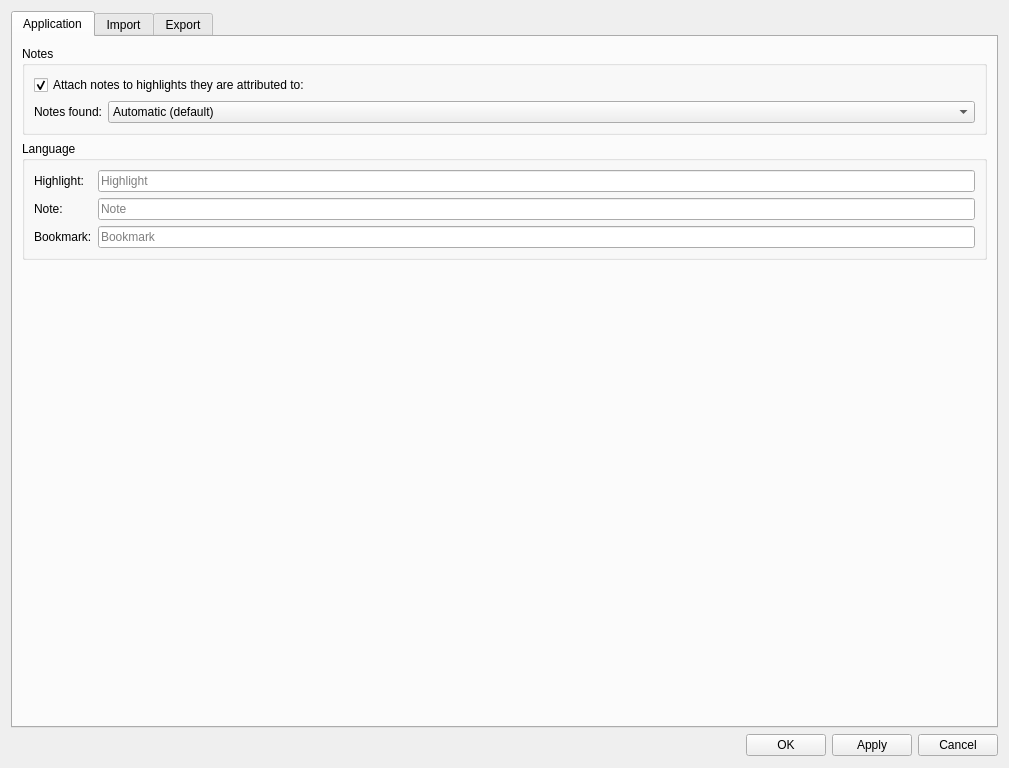
claytondaley/DaleyKlippings, file gui/settingsDialog.ui: the form before one commit.
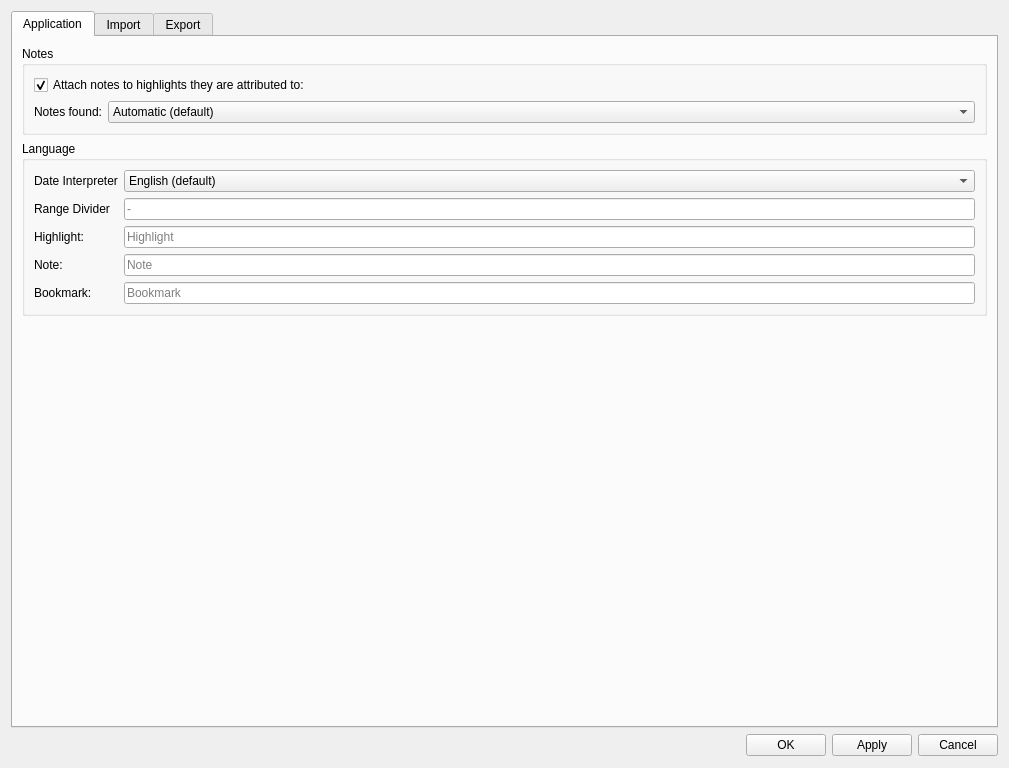
The form after the commit. Icons and pictures are not drawn.

Commit message: - PEP8  - Updated settings dialog  - Enhanced range interpretation

Patch:
```diff
--- a/gui/settingsDialog.ui
+++ b/gui/settingsDialog.ui
@@ -115,14 +115,46 @@
          <layout class="QVBoxLayout" name="verticalLayout_6">
           <item>
            <layout class="QFormLayout" name="formLayout">
+            <property name="fieldGrowthPolicy">
+             <enum>QFormLayout::AllNonFixedFieldsGrow</enum>
+            </property>
             <item row="0" column="0">
+             <widget class="QLabel" name="labelDefaultLanguage">
+              <property name="text">
+               <string>Date Interpreter</string>
+              </property>
+             </widget>
+            </item>
+            <item row="0" column="1">
+             <widget class="QComboBox" name="editDefaultLanguage">
+              <property name="whatsThis">
+               <string>Language used to interpret dates.</string>
+              </property>
+              <item>
+               <property name="text">
+                <string>English (default)</string>
+               </property>
+              </item>
+             </widget>
+            </item>
+            <item row="1" column="1">
+             <widget class="QLineEdit" name="lineEdit">
+              <property name="whatsThis">
+               <string>Text used to separate two values in a page/location range.</string>
+              </property>
+              <property name="placeholderText">
+               <string>-</string>
+              </property>
+             </widget>
+            </item>
+            <item row="2" column="0">
              <widget class="QLabel" name="labelHighlightLanguage">
               <property name="text">
                <string>Highlight:</string>
               </property>
              </widget>
             </item>
-            <item row="0" column="1">
+            <item row="2" column="1">
              <widget class="QLineEdit" name="editHighlightLanguage">
               <property name="whatsThis">
                <string>Highlight in 'MyClippings.txt' file language (e.g. Выделение)</string>
@@ -132,14 +164,14 @@
               </property>
              </widget>
             </item>
-            <item row="1" column="0">
+            <item row="3" column="0">
              <widget class="QLabel" name="labelNoteLanguge">
               <property name="text">
                <string>Note:</string>
               </property>
              </widget>
             </item>
-            <item row="1" column="1">
+            <item row="3" column="1">
              <widget class="QLineEdit" name="editNoteLanguge">
               <property name="whatsThis">
                <string>Note in 'MyClippings.txt' file language (e.g. Заметка)</string>
@@ -149,14 +181,14 @@
               </property>
              </widget>
             </item>
-            <item row="2" column="0">
+            <item row="4" column="0">
              <widget class="QLabel" name="labelBookmarkLanguage">
               <property name="text">
                <string>Bookmark:</string>
               </property>
              </widget>
             </item>
-            <item row="2" column="1">
+            <item row="4" column="1">
              <widget class="QLineEdit" name="editBookmarkLanguage">
               <property name="whatsThis">
                <string>Bookmark in 'MyClippings.txt' file language (e.g. Закладка)</string>
@@ -166,6 +198,13 @@
               </property>
              </widget>
             </item>
+            <item row="1" column="0">
+             <widget class="QLabel" name="labelRangeDivider">
+              <property name="text">
+               <string>Range Divider</string>
+              </property>
+             </widget>
+            </item>
            </layout>
           </item>
          </layout>
```
The commit also changes 7 other files.
